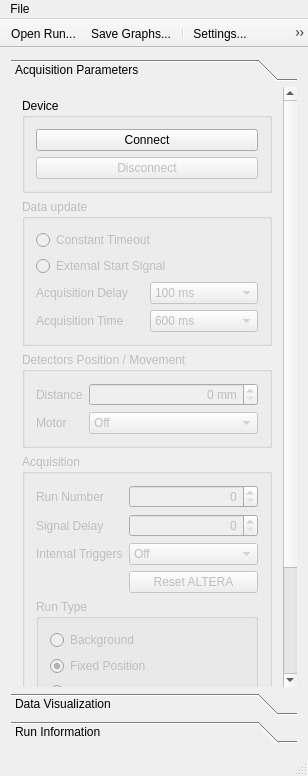
Old version of the form mainwindow.ui in the repository MichaelColonel/BeamComposition-Linux.
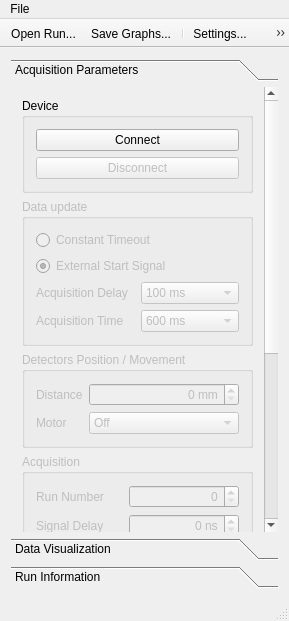
New version of the form. Icons and pictures are not drawn.

Commit message: GUI settings support

What changed in the file:
```diff
--- a/mainwindow.ui
+++ b/mainwindow.ui
@@ -6,8 +6,8 @@
    <rect>
     <x>0</x>
     <y>0</y>
-    <width>308</width>
-    <height>776</height>
+    <width>289</width>
+    <height>621</height>
    </rect>
   </property>
   <property name="minimumSize">
@@ -60,8 +60,8 @@
        <property name="geometry">
         <rect>
          <x>0</x>
-         <y>0</y>
-         <width>277</width>
+         <y>-362</y>
+         <width>258</width>
          <height>787</height>
         </rect>
        </property>
@@ -182,6 +182,9 @@
                  <property name="text">
                   <string>Constant Timeout</string>
                  </property>
+                 <property name="checked">
+                  <bool>false</bool>
+                 </property>
                  <attribute name="buttonGroup">
                   <string notr="true">updateDataButtonGroup</string>
                  </attribute>
@@ -192,6 +195,9 @@
                  <property name="text">
                   <string>External Start Signal</string>
                  </property>
+                 <property name="checked">
+                  <bool>true</bool>
+                 </property>
                  <attribute name="buttonGroup">
                   <string notr="true">updateDataButtonGroup</string>
                  </attribute>
@@ -368,6 +374,9 @@
                <property name="alignment">
                 <set>Qt::AlignRight|Qt::AlignTrailing|Qt::AlignVCenter</set>
                </property>
+               <property name="suffix">
+                <string> ns</string>
+               </property>
                <property name="maximum">
                 <number>255</number>
                </property>
@@ -843,7 +852,7 @@
     <rect>
      <x>0</x>
      <y>0</y>
-     <width>308</width>
+     <width>289</width>
      <height>26</height>
     </rect>
    </property>
```
The commit also changes 6 other files.
